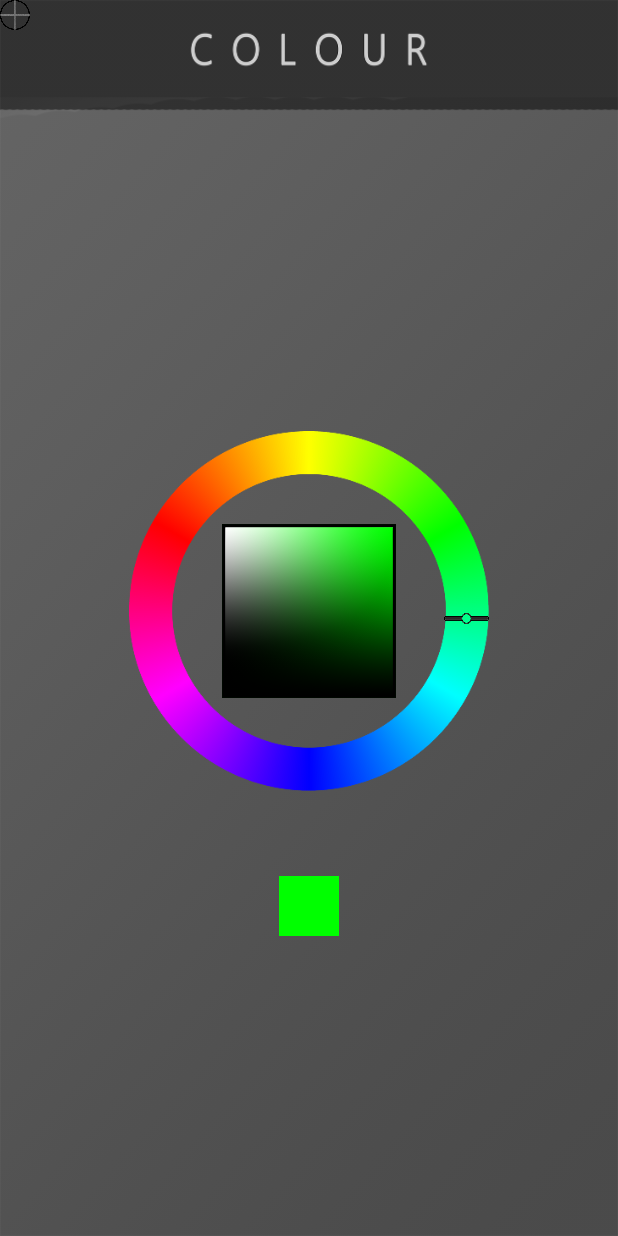
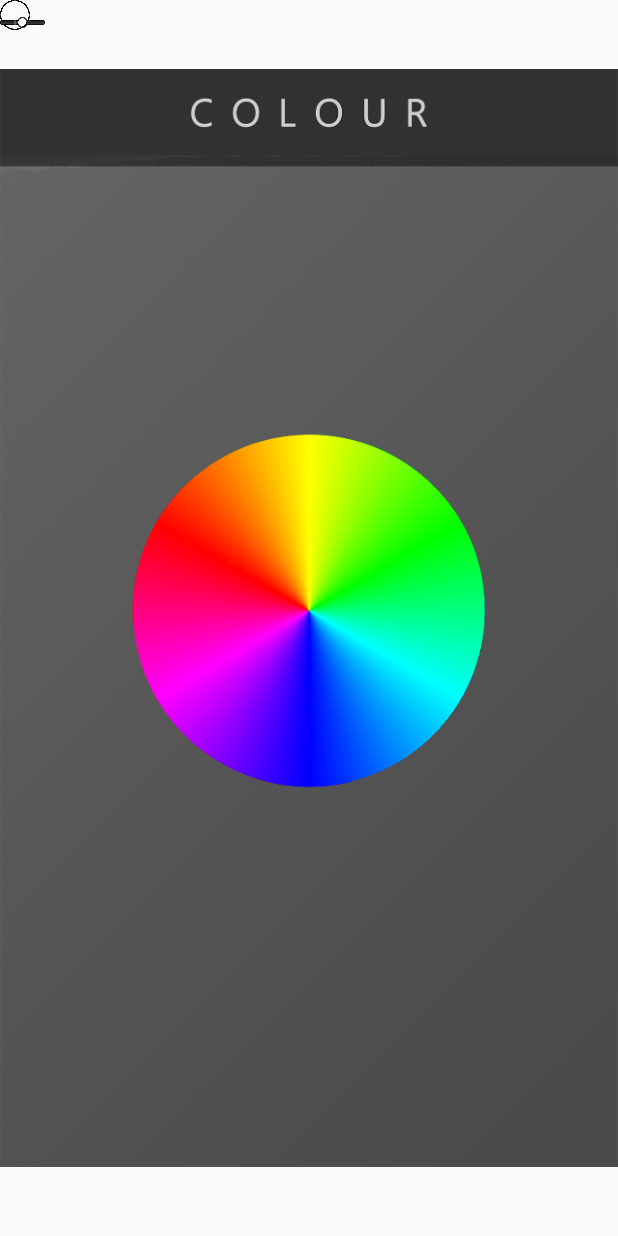
Before and after one commit to veryprofessionaldodo/ColourApp, an Android app: the screen it shows after launch (MainActivity before the commit, Complimentary after it), on a phone screen of 412 x 824 dp. Run offline under Robolectric (Android 15) with nearby library versions, the phone set to English and light mode, and no system bars.

```diff
--- /dev/null
+++ b/app/src/main/java/com/example/petre/colour/Complimentary.java
@@ -0,0 +1,52 @@
+package com.example.petre.colour;
+
+import android.app.Activity;
+import android.content.Intent;
+import android.os.Bundle;
+import android.support.constraint.ConstraintLayout;
+import android.view.MotionEvent;
+import android.view.View;
+
+public class Complimentary extends Activity {
+
+    private ConstraintLayout view;
+
+    @Override
+    public void onWindowFocusChanged(boolean hasFocus) {
+        super.onWindowFocusChanged(hasFocus);
+
+    }
+
+    @Override
+    protected void onCreate(Bundle savedInstanceState) {
+        super.onCreate(savedInstanceState);
+        setContentView(R.layout.complimentary_layout);
+        view = (ConstraintLayout) findViewById(R.id.complimentary);
+        view.setOnTouchListener(new View.OnTouchListener() {
+      @Override
+            public boolean onTouch(View v, MotionEvent event) {
+                // TODO Tratar aqui do tratamento de input
+                disable();
+                return true;
+            }
+        });
+    }
+
+    public void disable() {
+        Intent intent = new Intent(getApplicationContext(), PrecisionSquare.class);
+        finishActivity(1);
+        startActivityForResult(intent,2);
+    }
+
+    @Override
+    public void onBackPressed() {
+        finishAffinity();
+    }
+}
+
+/*
+ TODO LIST :
+    TODO Fazer modo Landscape
+    TODO Apresentar esquemas complementares
+    TODO Fazer design de esquemas complementares
+ */
--- a/app/src/main/java/com/example/petre/colour/MainActivity.java
+++ /dev/null
@@ -1,225 +0,0 @@
-package com.example.petre.colour;
-
-import android.app.ActionBar;
-import android.content.Context;
-import android.graphics.Bitmap;
-import android.graphics.Canvas;
-import android.graphics.Color;
-import android.graphics.Matrix;
-import android.graphics.Paint;
-import android.graphics.Path;
-import android.graphics.Point;
-import android.graphics.Rect;
-import android.graphics.drawable.BitmapDrawable;
-import android.media.Image;
-import android.provider.ContactsContract;
-import android.support.annotation.NonNull;
-import android.support.constraint.ConstraintLayout;
-import android.support.v4.content.ContextCompat;
-import android.support.v4.content.res.ResourcesCompat;
-import android.support.v7.app.AppCompatActivity;
-import android.os.Bundle;
-import android.view.Display;
-import android.view.LayoutInflater;
-import android.view.MotionEvent;
-import android.view.View;
-import android.widget.ImageView;
-import android.widget.Toast;
-
-import java.io.Console;
-
-public class MainActivity extends AppCompatActivity {
-
-    private View touchView;
-    private ImageView circle, colorBar, outerWheel, shading;
-    private Bitmap bitmap;
-    private Square square, squareCenter, squareComplementaryLeft, squareComplementaryRight, squareComplementaryBottom;
-    private boolean hasClickedOnRing = false;
-    private boolean hasClickedOnSquare = false;
-    private int pixelWidth, pixelHeight;
-    private float angle = 0;
-
-    private float innerSquareMargin = 2.03f;
-
-
-    private int currComplementary = 0;
-
-    private float SCALE;
-    float CENTER_WHEEL_X, CENTER_WHEEL_Y;
-
-    @Override
-    protected void onCreate(Bundle savedInstanceState) {
-        super.onCreate(savedInstanceState);
-        setContentView(R.layout.activity_main);
-        setVariables();
-        setTouchListener();
-    }
-
-    @Override
-    public void onWindowFocusChanged(boolean hasFocus) {
-        super.onWindowFocusChanged(hasFocus);
-        CENTER_WHEEL_X = pixelWidth / 2.0f;
-        CENTER_WHEEL_Y = outerWheel.getTop() + dpsToPixels(Constants.WHEEL_DPS/2.0f);
-        circle.setX(CENTER_WHEEL_X - Constants.CIRCLE_DPS/2.0f);
-        circle.setY(CENTER_WHEEL_Y - Constants.CIRCLE_DPS/2.0f);
-        squareCenter = (Square) findViewById(R.id.complementary_color_center);
-        handleChangeColor(angle);
-    }
-
-    public void setVariables() {
-        Constants constants =  new Constants(getResources());
-
-        touchView = findViewById(R.id.full);
-        touchView.setDrawingCacheEnabled(true);
-        touchView.buildDrawingCache();
-
-        circle = (ImageView) findViewById(R.id.circle);
-        colorBar = (ImageView) findViewById(R.id.color_bar);
-        square = (Square) findViewById(R.id.square_color);
-        outerWheel = (ImageView) findViewById(R.id.outer_wheel);
-
-
-        ImageView background = (ImageView) findViewById(R.id.background);
-        background.setScaleType(ImageView.ScaleType.FIT_XY);
-
-        int uiOptions = View.SYSTEM_UI_FLAG_LAYOUT_STABLE;
-        touchView.setSystemUiVisibility(uiOptions);
-
-        SCALE = touchView.getContext().getResources().getDisplayMetrics().density;
-
-        Display display = getWindowManager().getDefaultDisplay();
-        Point size = new Point();
-        display.getSize(size);
-        pixelWidth = size.x;
-        pixelHeight = size.y;
-
-       //
-
-        /*LayoutInflater inflater = (LayoutInflater)getSystemService(Context.LAYOUT_INFLATER_SERVICE);
-        View view = inflater.inflate(R.layout.acitivity_main, null);
-
-        ConstraintLayout item = (ConstraintLayout) view.findViewById(R.id.full);*/
-    }
-
-    public void setTouchListener() {
-        touchView.setOnTouchListener(new View.OnTouchListener() {
-
-            @Override
-            public boolean onTouch(View v, MotionEvent event) {
-                float deltaX = event.getX() - CENTER_WHEEL_X;
-                float deltaY = event.getY() - CENTER_WHEEL_Y;
-                angle = (float) Math.atan2(deltaY, deltaX);
-
-                if (event.getAction() == MotionEvent.ACTION_UP) {
-                    hasClickedOnRing = false;
-                    hasClickedOnSquare = false;
-                } else {
-                    if (((Math.abs(deltaX) < Math.abs(dpsToPixels(Constants.WHEEL_DPS/2) * Math.cos(angle)) &&  (Math.abs(deltaX) > Math.abs(dpsToPixels((Constants.WHEEL_DPS-Constants.COLOR_BAR_DPS*1.75f)/2) * Math.cos(angle))))
-                            || hasClickedOnRing) && !hasClickedOnSquare) {
-                        handleOuterWheel(angle);
-                    } else if ((Math.abs(deltaX) < dpsToPixels(Constants.SQUARE_DPS/2) && Math.abs(deltaY) < dpsToPixels(Constants.SQUARE_DPS/2)) || hasClickedOnSquare ) {
-                        handleSquare(event, deltaX, deltaY);
-                    }
-                }
-                return true;
-            }
-        });
-    }
-
-    private void handleOuterWheel(float angle) {
-        float x = CENTER_WHEEL_X + dpsToPixels((Constants.WHEEL_DPS)/2.0f - Constants.COLOR_BAR_DPS/2.0f) * (float) Math.cos(angle)
-                - dpsToPixels((Constants.COLOR_BAR_DPS)/2.0f);
-        float y = CENTER_WHEEL_Y + dpsToPixels((Constants.WHEEL_DPS)/2.0f- Constants.COLOR_BAR_DPS/2.0f) * (float) Math.sin(angle)
-                - dpsToPixels(Constants.COLOR_BAR_DPS/2.0f);
-
-        colorBar.setX(x);
-        colorBar.setY(y);
-        colorBar.setRotation(angle * 180 / (float) Math.PI);
-
-        handleChangeColor(angle);
-
-        hasClickedOnRing = true;
-        hasClickedOnSquare = false;
-    }
-
-    private void handleSquare(MotionEvent event, float deltaX, float deltaY) {
-        float tmpX = event.getX() - dpsToPixels(Constants.CIRCLE_DPS/2);
-        float tmpY = event.getY() - dpsToPixels(Constants.CIRCLE_DPS/2);
-
-        if (deltaX < -dpsToPixels(Constants.INNER_SQUARE_DPS/innerSquareMargin))
-            tmpX = CENTER_WHEEL_X - dpsToPixels(Constants.INNER_SQUARE_DPS/innerSquareMargin + Constants.CIRCLE_DPS/2) ;
-        else if (deltaX > dpsToPixels(Constants.INNER_SQUARE_DPS/innerSquareMargin))
-            tmpX = CENTER_WHEEL_X + dpsToPixels(Constants.INNER_SQUARE_DPS/innerSquareMargin - Constants.CIRCLE_DPS/2) ;
-
-        if (deltaY < -dpsToPixels(Constants.INNER_SQUARE_DPS/innerSquareMargin))
-            tmpY = CENTER_WHEEL_Y - dpsToPixels(Constants.INNER_SQUARE_DPS/innerSquareMargin + Constants.CIRCLE_DPS/2) ;
-        else if (deltaY > dpsToPixels(Constants.INNER_SQUARE_DPS/innerSquareMargin))
-            tmpY = CENTER_WHEEL_Y + dpsToPixels(Constants.INNER_SQUARE_DPS/innerSquareMargin - Constants.CIRCLE_DPS/2);
-
-
-        circle.setX(tmpX);
-        circle.setY(tmpY);
-
-        squareCenter.setColor(getPreciseColor());
-
-        hasClickedOnSquare = true;
-        hasClickedOnRing = false;
-    }
-
-    public void handleChangeColor(float angle) {
-        square.setColor(getColorAngle(angle));
-        squareCenter.setColor(getPreciseColor());
-    }
-
-    private int getColorAngle(float angle) {
-        bitmap = touchView.getDrawingCache();
-        float x = CENTER_WHEEL_X + dpsToPixels((Constants.WHEEL_DPS)/2.0f - Constants.COLOR_BAR_DPS/2.0f) * (float) Math.cos(angle);
-        float y = CENTER_WHEEL_Y + dpsToPixels((Constants.WHEEL_DPS)/2.0f- Constants.COLOR_BAR_DPS/2.0f) * (float) Math.sin(angle);
-        int pixel = bitmap.getPixel((int) x,(int) y);
-
-        int r = Color.red(pixel);
-        int g = Color.green(pixel);
-        int b = Color.blue(pixel);
-
-        int color = Color.rgb(r,g,b);
-        return color;
-    }
-
-    private int getPreciseColor() {
-        bitmap = touchView.getDrawingCache();
-        float x = circle.getX()+ dpsToPixels(Constants.CIRCLE_DPS/2.0f);
-        float y = circle.getY()+ dpsToPixels(Constants.CIRCLE_DPS/2.0f);
-        int pixel = bitmap.getPixel((int) x,(int) y);
-
-        int r = Color.red(pixel);
-        int g = Color.green(pixel);
-        int b = Color.blue(pixel);
-
-        int color = Color.rgb(r,g,b);
-        return color;
-    }
-
-    public int dpsToPixels(float dps) {
-        return (int) (dps * SCALE + 0.5f);
-    }
-
-    public void handleComplementaryColors() {
-
-    }
-
-}
-/*
- TODO LIST :
-    TODO Mudar Imagem do circulo para algo mais legível, e pouco controlo. Relembrar ideia de color picker que se mexe com o angulo
-    TODO Ângulo muda quando se põe em modo Landscape
-    TODO Fazer modo Landscape
-    TODO Apresentar esquemas complementares
-    TODO Fazer design de esquemas complementares
- */
-
-/*
-  BUGS CONHECIDOS :
-    XLARGE MDPI Problemas nas cores
-
-
- */
--- a/app/src/main/res/layout-large/activity_main.xml
+++ b/app/src/main/res/layout-large/activity_main.xml
@@ -7,7 +7,7 @@
     android:layout_width="match_parent"
     android:layout_height="match_parent"
     android:theme="@android:style/Theme.Holo.NoActionBar.Fullscreen"
-    tools:context="com.example.petre.colour.MainActivity"
+    tools:context="com.example.petre.colour.PrecisionSquare"
     tools:layout_editor_absoluteY="25dp"
     tools:layout_editor_absoluteX="0dp">
 
--- a/app/src/main/res/layout-small/acitivity_main.xml
+++ b/app/src/main/res/layout-small/acitivity_main.xml
@@ -7,7 +7,7 @@
     android:layout_width="match_parent"
     android:layout_height="match_parent"
     android:theme="@android:style/Theme.Holo.NoActionBar.Fullscreen"
-    tools:context="com.example.petre.colour.MainActivity"
+    tools:context="com.example.petre.colour.PrecisionSquare"
     tools:layout_editor_absoluteY="25dp"
     tools:layout_editor_absoluteX="0dp">
 
--- a/app/src/main/res/layout-xlarge/activity_main.xml
+++ b/app/src/main/res/layout-xlarge/activity_main.xml
@@ -7,7 +7,7 @@
     android:layout_width="match_parent"
     android:layout_height="match_parent"
     android:theme="@android:style/Theme.Holo.NoActionBar.Fullscreen"
-    tools:context="com.example.petre.colour.MainActivity"
+    tools:context="com.example.petre.colour.PrecisionSquare"
     tools:layout_editor_absoluteY="25dp"
     tools:layout_editor_absoluteX="0dp">
 
--- a/app/src/main/res/layout/activity_main.xml
+++ b/app/src/main/res/layout/activity_main.xml
@@ -7,7 +7,7 @@
     android:layout_width="match_parent"
     android:layout_height="match_parent"
     android:theme="@android:style/Theme.Holo.NoActionBar.Fullscreen"
-    tools:context="com.example.petre.colour.MainActivity"
+    tools:context="com.example.petre.colour.s"
     tools:layout_editor_absoluteY="25dp"
     tools:layout_editor_absoluteX="0dp">
 
--- /dev/null
+++ b/app/src/main/res/layout/complimentary_layout.xml
@@ -0,0 +1,65 @@
+<?xml version="1.0" encoding="utf-8"?>
+<android.support.constraint.ConstraintLayout
+    xmlns:android="http://schemas.android.com/apk/res/android"
+    xmlns:app="http://schemas.android.com/apk/res-auto"
+    xmlns:tools="http://schemas.android.com/tools"
+    android:id="@+id/complimentary"
+    android:layout_width="match_parent"
+    android:layout_height="match_parent"
+    android:theme="@android:style/Theme.Holo.NoActionBar.Fullscreen"
+    tools:context="com.example.petre.colour.Complimentary"
+    tools:layout_editor_absoluteY="25dp"
+    tools:layout_editor_absoluteX="0dp">
+
+    <ImageView
+        android:layout_width="0dp"
+        android:layout_height="0dp"
+        android:id="@+id/background"
+        android:src="@drawable/background"
+        app:layout_constraintLeft_toLeftOf="parent"
+        app:layout_constraintTop_toTopOf="parent"
+        app:layout_constraintBottom_toBottomOf="parent"
+        app:layout_constraintRight_toRightOf="parent"
+        app:layout_constraintHorizontal_bias="0.0"
+        app:layout_constraintVertical_bias="0.0" />
+
+    <ImageView
+        android:layout_width="240dp"
+        android:layout_height="240dp"
+        android:id="@+id/full_wheel"
+        android:src="@drawable/full_wheel"
+        app:layout_constraintTop_toTopOf="parent"
+        app:layout_constraintBottom_toBottomOf="parent"
+        app:layout_constraintRight_toRightOf="parent"
+        app:layout_constraintLeft_toLeftOf="parent"
+        app:layout_constraintVertical_bias="0.485"
+        android:layout_marginTop="8dp" />
+
+    <ImageView
+        android:layout_width="20dp"
+        android:layout_height="20dp"
+        android:id="@+id/circle"
+        android:src="@drawable/circle"
+        tools:layout_editor_absoluteY="89dp"
+        tools:layout_editor_absoluteX="60dp" />
+
+    <ImageView
+        android:layout_width="30dp"
+        android:layout_height="30dp"
+        android:src="@drawable/color_bar"
+        android:id="@+id/color_bar"
+        app:layout_constraintRight_toRightOf="@+id/outer_wheel"
+        app:layout_constraintTop_toTopOf="@+id/outer_wheel"
+        android:layout_marginTop="110dp" />
+
+    <ImageView
+        android:layout_width="20dp"
+        android:layout_height="20dp"
+        android:id="@+id/precision"
+        android:src="@drawable/precision_test"
+        tools:layout_editor_absoluteY="0dp"
+        tools:layout_editor_absoluteX="0dp" />
+
+
+
+</android.support.constraint.ConstraintLayout>
```
Also changed, not shown: app/src/main/AndroidManifest.xml (+7 -1 lines), app/src/main/java/com/example/petre/colour/PrecisionSquare.java (added, +212 -0 lines), app/src/main/res/drawable-hdpi/shading_portrait.png (added), app/src/main/res/drawable-ldpi/shading_portrait.png (added), app/src/main/res/drawable-mdpi/shading_portrait.png (added), app/src/main/res/drawable-xhdpi/shading_portrait.png (added), app/src/main/res/drawable-xxhdpi/shading_portrait.png (added), app/src/main/res/drawable-xxxhdpi/shading_portrait.png (added), 107 other files.
